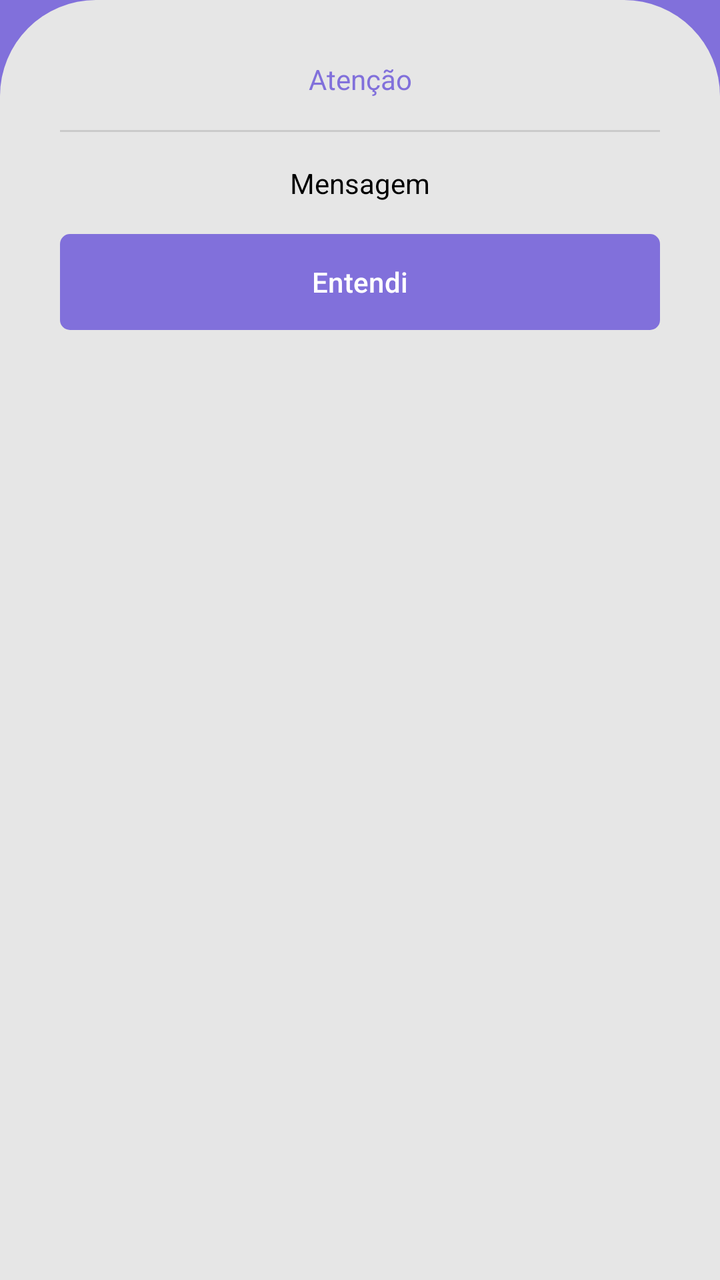
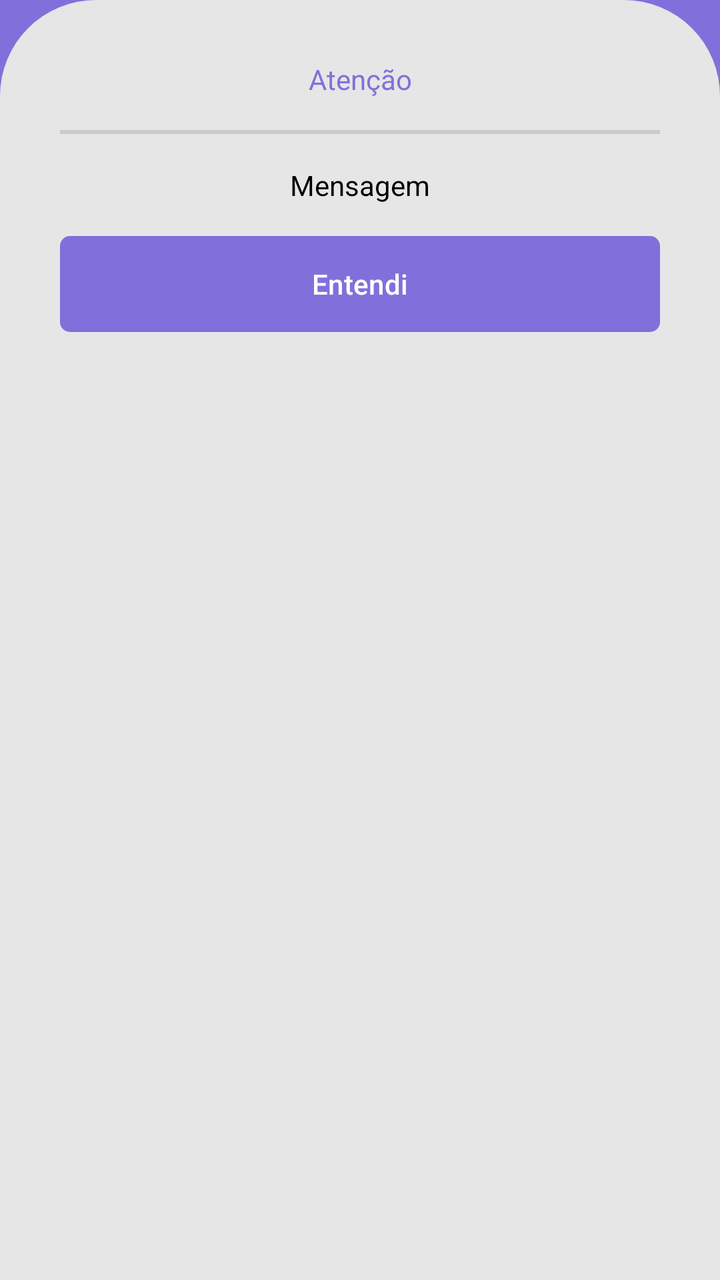

The first picture is an Android layout as it rendered before a commit; the second is the same layout after the commit. The layout source and the unified diff follow.
<!-- AndroidManifest.xml: application theme Theme.Kanban -->
<!-- res/layout/bottom_sheet.xml -->
<?xml version="1.0" encoding="utf-8"?>
<LinearLayout xmlns:android="http://schemas.android.com/apk/res/android"
    android:orientation="vertical"
    android:layout_width="match_parent"
    android:layout_height="wrap_content"
    android:background="@drawable/bg_bottom_sheet"
    android:padding="30dp">

    <TextView
        android:layout_width="match_parent"
        android:layout_height="wrap_content"

        android:id="@+id/text_view_title"
        android:textAlignment="center"
        android:textColor="@color/color_default"
        android:text="Atenção"
        />

    <View
        android:layout_width="match_parent"
        android:layout_height="1dp"
        android:layout_marginTop="16dp"
        android:background="?actionBarDivider"
        />

    <TextView
        android:layout_width="match_parent"
        android:layout_height="wrap_content"
        android:id="@+id/textViewMessage"
        android:layout_marginTop="16dp"
        android:textAlignment="center"
        android:textColor="@color/black"
        android:text="Mensagem"
        />

    <com.google.android.material.button.MaterialButton
        android:layout_width="match_parent"
        android:layout_height="wrap_content"
        android:id="@+id/buttonOk"
        android:layout_marginTop="16dp"
        android:background="@drawable/bg_btn"
        android:text="Entendi"
        android:textColor="@color/white"
        android:backgroundTint="@color/color_default"
        />
</LinearLayout>
<!-- resources referenced by this layout -->
<resources>
  <color name="black">#FF000000</color>
  <color name="color_default">#8170DB</color>
  <color name="white">#FFFFFFFF</color>
  <!-- drawable bg_bottom_sheet (drawable) -->
  <?xml version="1.0" encoding="utf-8"?>
  <shape xmlns:android="http://schemas.android.com/apk/res/android"
      android:shape="rectangle">
  
      <solid android:color="@color/slight_white"/>
      <corners android:topLeftRadius="48dp"
          android:topRightRadius="48dp"/>
  </shape>
  <!-- drawable bg_btn (drawable) -->
  <?xml version="1.0" encoding="utf-8"?>
  <shape xmlns:android="http://schemas.android.com/apk/res/android"
      android:shape="rectangle">
  
      <solid android:color="@color/white"/>
      <corners android:radius="5dp"/>
  
  </shape>
  <style name="Theme.Kanban" parent="Base.Theme.Kanban" />
  <color name="slight_white">#E6E6E6</color>
  <style name="Base.Theme.Kanban" parent="Theme.Material3.DayNight.NoActionBar">
          
          
          <item name="colorPrimary">@color/color_default</item>
          <item name="colorPrimaryVariant">@color/color_default</item>
          <item name="android:windowBackground">@color/color_default</item>
      </style>
</resources>

<!-- the commit's change to res/layout/bottom_sheet.xml (unified diff, before → after) -->
@@ -9,16 +9,16 @@
     <TextView
         android:layout_width="match_parent"
         android:layout_height="wrap_content"
-
         android:id="@+id/text_view_title"
         android:textAlignment="center"
         android:textColor="@color/color_default"
         android:text="Atenção"
+
         />
 
     <View
         android:layout_width="match_parent"
-        android:layout_height="1dp"
+        android:layout_height="2dp"
         android:layout_marginTop="16dp"
         android:background="?actionBarDivider"
         />
